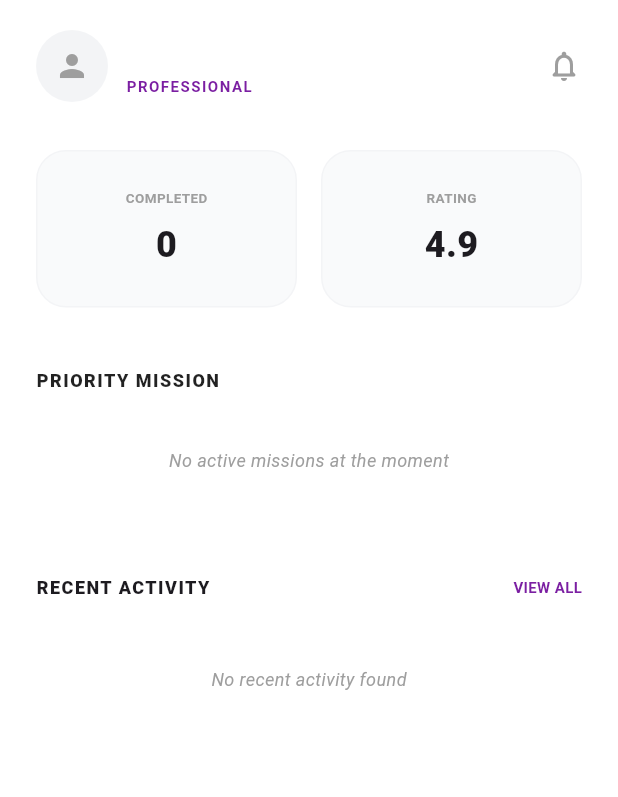
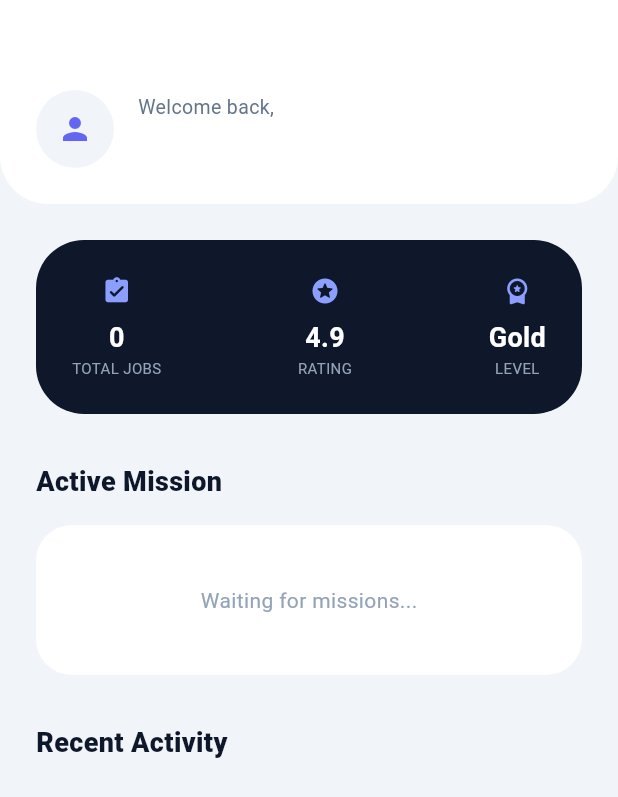
Before and after one commit to keyurvisavadiya/nearfix_partner, a Flutter app: the HomeScreen screen opened directly, on a phone screen of 412 x 824 dp. Shown: the top 797 px of the screen. Run offline on Flutter 3.47's test engine with Material 3 defaults, Android fonts, the phone set to English and light mode, and no system bars; our stand-ins replace image_picker, shared_preferences, shimmer; accounts and stored records are empty; network calls fail.

Commit message:
home screen in completely dynamic

```diff
--- a/lib/home_screen/home_screen.dart
+++ b/lib/home_screen/home_screen.dart
@@ -1,8 +1,10 @@
 import 'dart:convert';
 import 'package:flutter/material.dart';
 import 'package:http/http.dart' as http;
+import 'package:shared_preferences/shared_preferences.dart';
+import 'package:nearfix_partner/market/models/job.dart';
 import 'package:nearfix_partner/market/screen/market_screen.dart';
-import 'package:shared_preferences/shared_preferences.dart';
+import '../market/screen/job_detailed.dart'; // Ensure this path is correct
 
 class HomeScreen extends StatefulWidget {
   const HomeScreen({super.key});
@@ -12,10 +14,19 @@ class HomeScreen extends StatefulWidget {
 }
 
 class _HomeScreenState extends State<HomeScreen> {
-  // --- 1. DYNAMIC VARIABLES ---
-  String _userName = "Loading...";
-  String _jobTitle = "PROFESSIONAL";
-  int _totalCompletedJobs = 0; // The true total counter
+  // --- MODERN SLATE PALETTE ---
+  final Color primaryColor = const Color(0xFF6366F1);
+  final Color slate900 = const Color(0xFF0F172A);
+  final Color slate700 = const Color(0xFF334155);
+  final Color slate500 = const Color(0xFF64748B);
+  final Color slate400 = const Color(0xFF94A3B8);
+  final Color slate100 = const Color(0xFFF1F5F9);
+  final Color emerald = const Color(0xFF10B981);
+  final Color amber = const Color(0xFFF59E0B);
+
+  String? _profileImageUrl;
+  String _userName = "Partner";
+  int _totalCompletedJobs = 0;
   List<dynamic> _recentMissions = [];
   Map<String, dynamic>? _priorityMission;
   bool _isLoading = true;
@@ -23,24 +34,76 @@ class _HomeScreenState extends State<HomeScreen> {
   @override
   void initState() {
     super.initState();
-    _loadProfileAndData();
+    _loadDashboardData();
   }
 
-  // --- 2. DATA LOADING LOGIC ---
-  Future<void> _loadProfileAndData() async {
+  // --- API STATUS UPDATE (SYNCHRONIZED WITH PHP) ---
+  Future<void> _handleStatusUpdate(int jobId, String newStatus) async {
+    try {
       final prefs = await SharedPreferences.getInstance();
+      int providerId = prefs.getInt('provider_id') ?? 0;
 
-    // Load local profile data
+      final response = await http.post(
+        Uri.parse("https://nonregimented-ably-amare.ngrok-free.dev/nearfix/update_job_status.php"),
+        body: {
+          'job_id': jobId.toString(),
+          'status': newStatus,
+          'provider_id': providerId.toString(), // Sent for PHP bind_param
+        },
+      );
+
+      if (response.statusCode == 200) {
+        final res = json.decode(response.body);
+        if (res['success']) {
+          if (mounted) {
+            ScaffoldMessenger.of(context).showSnackBar(
+              SnackBar(
+                content: Text("Job $newStatus successfully!"),
+                backgroundColor: newStatus == 'completed' ? emerald : primaryColor,
+              ),
+            );
+
+            // Navigate back and refresh
+            if (Navigator.canPop(context)) Navigator.pop(context);
+            _loadDashboardData();
+          }
+        }
+      }
+    } catch (e) {
+      debugPrint("Update Error: $e");
+    }
+  }
+
+  // --- NAVIGATION ---
+  void _onJobTap(Map<String, dynamic> jobData) {
+    final jobModel = Job.fromJson(jobData);
+    Navigator.push(
+      context,
+      MaterialPageRoute(
+        builder: (context) => JobDetailScreen(
+          job: jobModel,
+          // 'Confirmed' triggers the provider_id update in your PHP
+          onAccept: () => _handleStatusUpdate(jobModel.id, 'Confirmed'),
+          onFinish: () => _handleStatusUpdate(jobModel.id, 'completed'),
+        ),
+      ),
+    ).then((_) => _loadDashboardData());
+  }
+
+  // --- DATA FETCHING ---
+  Future<void> _loadDashboardData() async {
+    final prefs = await SharedPreferences.getInstance();
+    int providerId = prefs.getInt('provider_id') ?? 0;
+    const String imageBaseUrl = "https://nonregimented-ably-amare.ngrok-free.dev/nearfix/uploads/";
+
     setState(() {
       _userName = prefs.getString('provider_name') ?? "Partner";
-      _jobTitle = prefs.getString('category') ?? "Professional";
+      String? rawImage = prefs.getString('profile_pic');
+      if (rawImage != null && rawImage.isNotEmpty && rawImage != "null") {
+        _profileImageUrl = "$imageBaseUrl${rawImage.replaceAll('uploads/', '')}";
+      }
     });
 
-    // Fetch remote job data
-    await _fetchDashboardData(prefs.getInt('provider_id') ?? 0);
-  }
-
-  Future<void> _fetchDashboardData(int providerId) async {
     try {
       final response = await http.get(
         Uri.parse("https://nonregimented-ably-amare.ngrok-free.dev/nearfix/get_jobs.php?provider_id=$providerId"),
@@ -51,31 +114,23 @@ class _HomeScreenState extends State<HomeScreen> {
         final decoded = json.decode(response.body);
         if (decoded['success']) {
           List<dynamic> allJobs = decoded['data'];
+          setState(() {
+            _totalCompletedJobs = allJobs.where((j) =>
+                ['completed', 'finish'].contains(j['status']?.toString().toLowerCase())).length;
 
-          setState(() {
-            // --- THE FIX: Calculate total COMPLETED from the full dataset ---
-            _totalCompletedJobs = allJobs.where((job) {
-              String status = job['status']?.toString().toLowerCase() ?? "";
-              return status == 'completed' || status == 'finish';
-            }).length;
-
-            // Find Priority Mission (First one that is Active or Confirmed)
             _priorityMission = allJobs.firstWhere(
-                  (j) {
-                String s = j['status']?.toString().toLowerCase() ?? "";
-                return s == 'confirmed' || s == 'active';
-              },
+                  (j) => ['active', 'confirmed'].contains(j['status']?.toString().toLowerCase()),
               orElse: () => null,
             );
 
-            // Recent Activity: Just show the 3 most recent items for UI neatness
-            _recentMissions = allJobs.take(3).toList();
+            _recentMissions = allJobs.where((j) =>
+            _priorityMission == null || j['id'].toString() != _priorityMission!['id'].toString()
+            ).take(5).toList();
             _isLoading = false;
           });
         }
       }
     } catch (e) {
-      debugPrint("Home Data Error: $e");
       setState(() => _isLoading = false);
     }
   }
@@ -83,111 +138,163 @@ class _HomeScreenState extends State<HomeScreen> {
   @override
   Widget build(BuildContext context) {
     return Scaffold(
-      backgroundColor: Colors.white,
-      body: SafeArea(
-        child: RefreshIndicator(
-          onRefresh: _loadProfileAndData,
-          color: const Color(0xFF9333EA),
-          child: SingleChildScrollView(
-            physics: const AlwaysScrollableScrollPhysics(),
-            padding: const EdgeInsets.symmetric(horizontal: 24),
-            child: Column(
-              crossAxisAlignment: CrossAxisAlignment.start,
-              children: [
-                const SizedBox(height: 20),
-
-                // --- PROFILE HEADER ---
-                Row(
-                  children: [
-                    const CircleAvatar(
-                      radius: 24,
-                      backgroundColor: Color(0xFFF3F4F6),
-                      child: Icon(Icons.person, color: Colors.grey),
-                    ),
-                    const SizedBox(width: 12),
-                    Column(
-                      crossAxisAlignment: CrossAxisAlignment.start,
-                      children: [
-                        Text(_userName, style: const TextStyle(fontWeight: FontWeight.w900, fontSize: 18)),
-                        Text(
-                          _jobTitle.toUpperCase(),
-                          style: TextStyle(
-                              color: Colors.purple.shade700,
-                              fontWeight: FontWeight.bold,
-                              fontSize: 10,
-                              letterSpacing: 1
+      backgroundColor: slate100,
+      body: RefreshIndicator(
+        onRefresh: _loadDashboardData,
+        child: CustomScrollView(
+          slivers: [
+            _buildHeader(),
+            SliverPadding(
+              padding: const EdgeInsets.all(24),
+              sliver: SliverList(
+                delegate: SliverChildListDelegate([
+                  _buildHeroStats(),
+                  const SizedBox(height: 32),
+                  _rowHeader("Active Mission", null),
+                  const SizedBox(height: 16),
+                  _buildPriorityCard(),
+                  const SizedBox(height: 32),
+                  _rowHeader("Recent Activity", () {
+                    Navigator.push(context, MaterialPageRoute(builder: (_) => const MarketScreen()));
+                  }),
+                  const SizedBox(height: 16),
+                  if (_isLoading) const Center(child: LinearProgressIndicator()),
+                  ..._recentMissions.map((job) => _buildActivityTile(job)).toList(),
+                  const SizedBox(height: 40),
+                ]),
               ),
             ),
           ],
         ),
-                    const Spacer(),
-                    const Icon(Icons.notifications_none_rounded, color: Colors.grey),
+      ),
+    );
+  }
+
+  // --- UI WIDGETS ---
+
+  Widget _buildHeader() {
+    return SliverToBoxAdapter(
+      child: Container(
+        padding: const EdgeInsets.fromLTRB(24, 60, 24, 24),
+        decoration: const BoxDecoration(
+          color: Colors.white,
+          borderRadius: BorderRadius.vertical(bottom: Radius.circular(32)),
+        ),
+        child: Row(
+          children: [
+            CircleAvatar(
+              radius: 26, backgroundColor: slate100,
+              backgroundImage: _profileImageUrl != null ? NetworkImage(_profileImageUrl!) : null,
+              child: _profileImageUrl == null ? Icon(Icons.person, color: primaryColor) : null,
+            ),
+            const SizedBox(width: 16),
+            Column(crossAxisAlignment: CrossAxisAlignment.start, children: [
+              Text("Welcome back,", style: TextStyle(color: slate500, fontSize: 13)),
+              Text(_userName, style: TextStyle(fontSize: 20, fontWeight: FontWeight.w900, color: slate900)),
+            ]),
           ],
         ),
-                const SizedBox(height: 32),
+      ),
+    );
+  }
 
-                // --- STATS CARDS ---
-                Row(
-                  children: [
-                    // --- DYNAMIC TOTAL COMPLETED ---
-                    _buildStatCard("COMPLETED", "$_totalCompletedJobs", Colors.white),
-                    const SizedBox(width: 16),
-                    _buildStatCard("RATING", "4.9", Colors.white),
-                  ],
-                ),
-                const SizedBox(height: 40),
-
-                // --- PRIORITY MISSION ---
-                const Text("PRIORITY MISSION",
-                    style: TextStyle(fontWeight: FontWeight.w900, fontSize: 12, letterSpacing: 1, color: Colors.black87)
-                ),
-                const SizedBox(height: 16),
-
-                if (_priorityMission != null)
-                  _buildPriorityCard(_priorityMission!)
-                else if (!_isLoading)
-                  _buildEmptyState("No active missions at the moment"),
-
-                const SizedBox(height: 40),
-
-                // --- RECENT ACTIVITY ---
-                InkWell(
-                  // Use () => or () {} to define the callback function
-                  onTap: () {
-                    Navigator.push(
-                      context,
-                      MaterialPageRoute(builder: (context) => const MarketScreen()),
-                    );
-                  },
-                  child: Padding(
-                    padding: const EdgeInsets.symmetric(vertical: 8.0), // Added padding for better touch target
+  Widget _buildHeroStats() {
+    return Container(
+      padding: const EdgeInsets.all(24),
+      decoration: BoxDecoration(color: slate900, borderRadius: BorderRadius.circular(32)),
       child: Row(
         mainAxisAlignment: MainAxisAlignment.spaceBetween,
         children: [
-                        const Text(
-                            "RECENT ACTIVITY",
-                            style: TextStyle(fontWeight: FontWeight.w900, fontSize: 12, letterSpacing: 1)
+          _statItem("TOTAL JOBS", "$_totalCompletedJobs", Icons.assignment_turned_in_rounded),
+          _statItem("RATING", "4.9", Icons.stars_rounded),
+          _statItem("LEVEL", "Gold", Icons.workspace_premium_rounded),
+        ],
       ),
-                        Text(
-                            "VIEW ALL",
-                            style: TextStyle(color: Colors.purple.shade700, fontWeight: FontWeight.bold, fontSize: 10)
+    );
+  }
+
+  Widget _statItem(String label, String value, IconData icon) => Column(children: [
+    Icon(icon, color: Colors.indigoAccent.shade100, size: 20),
+    const SizedBox(height: 8),
+    Text(value, style: const TextStyle(color: Colors.white, fontSize: 18, fontWeight: FontWeight.bold)),
+    Text(label, style: TextStyle(color: slate400, fontSize: 10)),
+  ]);
+
+  Widget _buildPriorityCard() {
+    if (_priorityMission == null) {
+      return Container(
+          height: 100,
+          decoration: BoxDecoration(color: Colors.white, borderRadius: BorderRadius.circular(24)),
+          child: Center(child: Text("Waiting for missions...", style: TextStyle(color: slate400)))
+      );
+    }
+    return Material(
+      color: Colors.white,
+      borderRadius: BorderRadius.circular(28),
+      elevation: 4,
+      shadowColor: Colors.black.withOpacity(0.05),
+      child: InkWell(
+        onTap: () => _onJobTap(_priorityMission!),
+        borderRadius: BorderRadius.circular(28),
+        child: Container(
+          padding: const EdgeInsets.all(20),
+          child: Column(
+            children: [
+              Row(
+                children: [
+                  Container(
+                      padding: const EdgeInsets.all(12),
+                      decoration: BoxDecoration(color: primaryColor.withOpacity(0.1), borderRadius: BorderRadius.circular(16)),
+                      child: Icon(Icons.flash_on_rounded, color: primaryColor)
+                  ),
+                  const SizedBox(width: 16),
+                  Expanded(child: Column(crossAxisAlignment: CrossAxisAlignment.start, children: [
+                    Text(_priorityMission!['service_name'] ?? "Job", style: TextStyle(fontWeight: FontWeight.bold, fontSize: 16, color: slate900)),
+                    Text(_priorityMission!['address'] ?? "No Location", style: TextStyle(color: slate500, fontSize: 12), maxLines: 1),
+                  ])),
+                  Text("₹${_priorityMission!['amount']}", style: TextStyle(color: primaryColor, fontWeight: FontWeight.w900, fontSize: 18)),
+                ],
+              ),
+              const SizedBox(height: 20),
+              Container(
+                  height: 45,
+                  alignment: Alignment.center,
+                  decoration: BoxDecoration(color: primaryColor, borderRadius: BorderRadius.circular(12)),
+                  child: const Text("View Details", style: TextStyle(color: Colors.white, fontWeight: FontWeight.bold))
               ),
             ],
           ),
         ),
       ),
-                const SizedBox(height: 16),
+    );
+  }
 
-                if (_recentMissions.isEmpty && !_isLoading)
-                  _buildEmptyState("No recent activity found"),
-
-                // List the recent missions dynamically
-                ..._recentMissions.map((job) => _buildActivityTile(
-                    job['service_name'] ?? "Job",
-                    job['status'] ?? "Pending"
-                )).toList(),
-
-                const SizedBox(height: 20),
+  Widget _buildActivityTile(Map<String, dynamic> job) {
+    bool isDone = ['completed', 'finish'].contains(job['status']?.toString().toLowerCase());
+    return Padding(
+      padding: const EdgeInsets.only(bottom: 12),
+      child: Material(
+        color: Colors.white,
+        borderRadius: BorderRadius.circular(20),
+        child: InkWell(
+          onTap: () => _onJobTap(job),
+          borderRadius: BorderRadius.circular(20),
+          child: Padding(
+            padding: const EdgeInsets.all(12),
+            child: Row(
+              children: [
+                Container(
+                    height: 48, width: 48,
+                    decoration: BoxDecoration(color: isDone ? emerald.withOpacity(0.1) : amber.withOpacity(0.1), borderRadius: BorderRadius.circular(12)),
+                    child: Icon(isDone ? Icons.check_rounded : Icons.schedule_rounded, color: isDone ? emerald : amber)
+                ),
+                const SizedBox(width: 16),
+                Expanded(child: Column(crossAxisAlignment: CrossAxisAlignment.start, children: [
+                  Text(job['service_name'] ?? "Job", style: TextStyle(fontWeight: FontWeight.bold, fontSize: 14, color: slate900)),
+                  Text(job['status'].toString().toUpperCase(), style: TextStyle(color: isDone ? emerald : slate400, fontSize: 10, fontWeight: FontWeight.w800)),
+                ])),
+                Text("₹${job['amount']}", style: TextStyle(fontWeight: FontWeight.bold, color: slate700)),
+                const Icon(Icons.chevron_right_rounded, color: Colors.grey),
               ],
             ),
           ),
@@ -196,101 +303,10 @@ class _HomeScreenState extends State<HomeScreen> {
     );
   }
 
-  // --- UI COMPONENTS ---
-
-  Widget _buildPriorityCard(Map<String, dynamic> job) {
-    return Container(
-      padding: const EdgeInsets.all(20),
-      decoration: BoxDecoration(
-        border: Border.all(color: Colors.purple.shade100),
-        borderRadius: BorderRadius.circular(24),
-      ),
-      child: Row(
+  Widget _rowHeader(String t, VoidCallback? onTap) => Row(
+      mainAxisAlignment: MainAxisAlignment.spaceBetween,
       children: [
-          const Icon(Icons.access_time_filled, color: Color(0xFF9333EA), size: 28),
-          const SizedBox(width: 16),
-          Expanded(
-            child: Column(
-              crossAxisAlignment: CrossAxisAlignment.start,
-              children: [
-                Text(job['service_name'] ?? "Maintenance", style: const TextStyle(fontWeight: FontWeight.bold, fontSize: 15)),
-                Text(
-                    job['address'] ?? "Location Hidden",
-                    maxLines: 1,
-                    overflow: TextOverflow.ellipsis,
-                    style: TextStyle(color: Colors.grey.shade400, fontSize: 10, fontWeight: FontWeight.bold)
-                ),
-              ],
-            ),
-          ),
-          const SizedBox(width: 10),
-          Text("₹${job['amount']}", style: const TextStyle(fontWeight: FontWeight.w900, fontSize: 16)),
-        ],
-      ),
+        Text(t, style: TextStyle(fontSize: 18, fontWeight: FontWeight.w900, color: slate900)),
+      ]
   );
 }
-
-  Widget _buildStatCard(String label, String value, Color color) {
-    return Expanded(
-      child: Container(
-        padding: const EdgeInsets.symmetric(vertical: 24),
-        decoration: BoxDecoration(
-          color: const Color(0xFFF9FAFB),
-          borderRadius: BorderRadius.circular(20),
-          border: Border.all(color: const Color(0xFFF3F4F6)),
-        ),
-        child: Column(
-          children: [
-            Text(label, style: const TextStyle(fontSize: 9, fontWeight: FontWeight.bold, color: Colors.grey)),
-            const SizedBox(height: 8),
-            Text(value, style: const TextStyle(fontSize: 24, fontWeight: FontWeight.w900)),
-          ],
-        ),
-      ),
-    );
-  }
-
-  Widget _buildActivityTile(String title, String status) {
-    bool isDone = status.toLowerCase() == 'completed' || status.toLowerCase() == 'finish';
-
-    return Container(
-      margin: const EdgeInsets.only(bottom: 12),
-      padding: const EdgeInsets.all(16),
-      decoration: BoxDecoration(
-        color: const Color(0xFFF9FAFB),
-        borderRadius: BorderRadius.circular(20),
-      ),
-      child: Row(
-        children: [
-          Icon(
-              isDone ? Icons.check_circle : Icons.pending_actions_rounded,
-              color: isDone ? const Color(0xFF10B981) : Colors.orange,
-              size: 20
-          ),
-          const SizedBox(width: 12),
-          Column(
-            crossAxisAlignment: CrossAxisAlignment.start,
-            children: [
-              Text(title, style: const TextStyle(fontWeight: FontWeight.bold, fontSize: 13)),
-              Text(status.toUpperCase(), style: const TextStyle(color: Colors.grey, fontSize: 10)),
-            ],
-          ),
-          const Spacer(),
-          const Icon(Icons.chevron_right, color: Colors.grey, size: 18),
-        ],
-      ),
-    );
-  }
-
-  Widget _buildEmptyState(String message) {
-    return Padding(
-      padding: const EdgeInsets.symmetric(vertical: 20),
-      child: Center(
-        child: Text(
-          message,
-          style: const TextStyle(color: Colors.grey, fontSize: 12, fontStyle: FontStyle.italic),
-        ),
-      ),
-    );
-  }
-}
--- a/lib/main.dart
+++ b/lib/main.dart
@@ -4,7 +4,7 @@ import 'dart:io';
 import 'package:nearfix_partner/chat_screen/chat_screen_tile.dart';
 import 'package:nearfix_partner/home_screen/home_screen.dart';
 import 'package:nearfix_partner/market/screen/market_screen.dart';
-import 'package:nearfix_partner/profile/profile_screen.dart';
+import 'package:nearfix_partner/profile/profile_screen.dart' hide HomeScreen;
 import 'package:shared_preferences/shared_preferences.dart';
 
 // --- 1. THE SSL BYPASS ---
--- a/lib/market/data/jobs_data.dart
+++ /dev/null
@@ -1,53 +0,0 @@
-import '../models/job.dart';
-
-class Job {
-  final int id;
-  final String type;
-  final String location;
-  final String rate;
-  final String category;
-  final String customer;
-  final String customerRating;
-  final String detailedDescription;
-  JobStatus status;
-
-  Job({
-    required this.id,
-    required this.type,
-    required this.location,
-    required this.rate,
-    required this.category,
-    required this.customer,
-    required this.customerRating,
-    required this.detailedDescription,
-    required this.status,
-  });
-
-  // Convert JSON from Database to Job Object
-  factory Job.fromJson(Map<String, dynamic> json) {
-    return Job(
-      id: int.parse(json['id'].toString()),
-      type: json['type'] ?? 'Service',
-      location: json['location'] ?? 'Location not provided',
-      // We wrap this in ₹ if it's not already there
-      rate: json['rate'].toString().contains('₹')
-          ? json['rate']
-          : "₹${json['rate']}",
-      category: json['category'] ?? 'General',
-      // Defaulting to 'Customer' since your PHP uses a placeholder for now
-      customer: json['customer'] ?? 'Customer',
-      customerRating: json['rating'] ?? '4.9',
-      // --- THIS IS THE FIX ---
-      // It looks for 'notes' from your PHP and assigns it to detailedDescription
-      detailedDescription: json['notes'] ?? 'No additional notes provided.',
-      status: _parseStatus(json['status']),
-    );
-  }
-
-  static JobStatus _parseStatus(String status) {
-    return JobStatus.values.firstWhere(
-          (e) => e.toString().split('.').last == status,
-      orElse: () => JobStatus.available,
-    );
-  }
-}
```
Also changed, not shown: lib/market/models/job.dart (+11 -9 lines), lib/market/screen/market_screen.dart (+47 -12 lines). Lines whose indentation alone changed are shown as unchanged.
